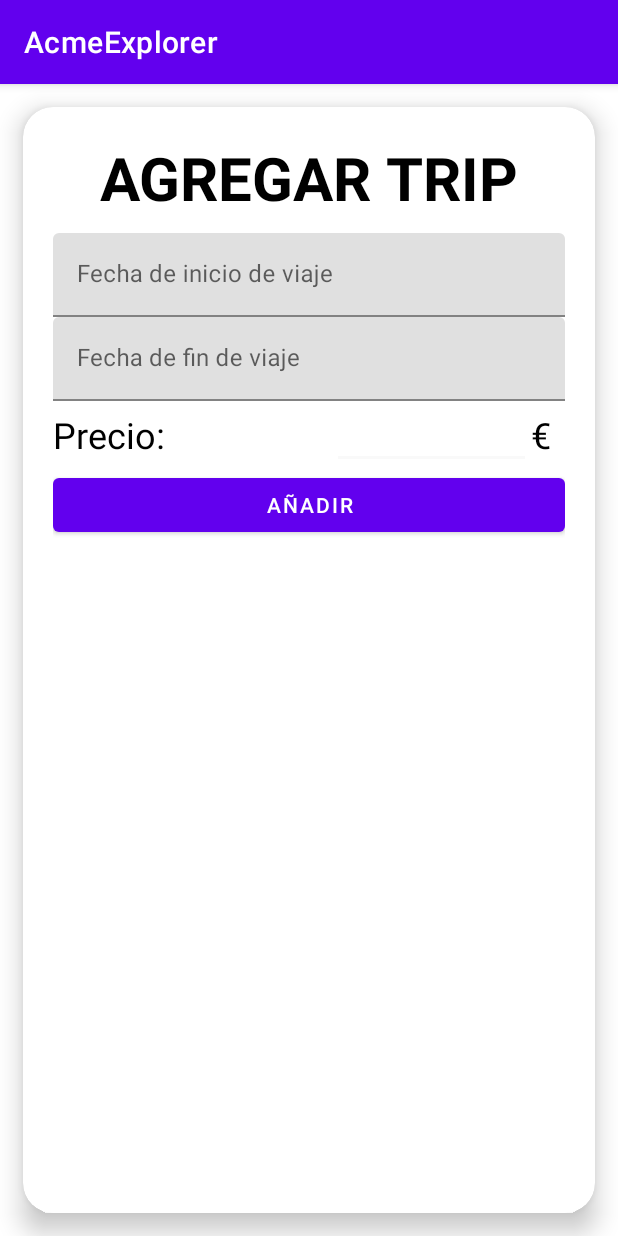
After one commit to goritm/acme-explorer-mobile, an Android app: the AddTripActivity screen opened directly, with no data from a screen before it, on a phone screen of 412 x 824 dp. The commit adds this screen. Run offline under Robolectric (Android 15) with nearby library versions, the phone set to English and light mode, and no system bars.

Commit message:
feat: add trip (wip)

```diff
--- a/app/src/main/AndroidManifest.xml
+++ b/app/src/main/AndroidManifest.xml
@@ -11,6 +11,9 @@
         android:roundIcon="@mipmap/ic_launcher_round"
         android:supportsRtl="true"
         android:theme="@style/Theme.AcmeExplorer">
+        <activity
+            android:name=".trips.AddTripActivity"
+            android:exported="false" />
         <activity
             android:name=".MainActivity"
             android:exported="false" />
--- /dev/null
+++ b/app/src/main/java/com/gori/acmeexplorer/trips/AddTripActivity.java
@@ -0,0 +1,70 @@
+package com.gori.acmeexplorer.trips;
+
+import androidx.appcompat.app.AppCompatActivity;
+
+import android.os.Bundle;
+import android.view.View;
+import android.widget.EditText;
+
+import com.gori.acmeexplorer.R;
+import com.gori.acmeexplorer.utils.DatePickerFragment;
+
+public class AddTripActivity extends AppCompatActivity {
+
+    private EditText etStartDate, etEndDate;
+
+    @Override
+    protected void onCreate(Bundle savedInstanceState) {
+        super.onCreate(savedInstanceState);
+        setContentView(R.layout.activity_add_trip);
+
+        etStartDate = findViewById(R.id.et_StartDate);
+        etEndDate = findViewById(R.id.et_EndDate);
+
+
+        etStartDate.setOnClickListener(view -> {
+            showDatePickerDialog(etStartDate);
+        });
+
+        etEndDate.setOnClickListener(view -> {
+            showDatePickerDialog(etEndDate);
+        });
+
+
+
+        //        FirestoreService firestoreService = FirestoreService.getServiceInstance();
+//        firestoreService.saveTrip(new Trip("Barquisimeto", "Caracas", 100, parseDate("2023-01-01"), parseDate("2023-01-01"), false, "https://dynamic-media-cdn.tripadvisor.com/media/photo-o/15/33/fe/d4/caracas.jpg?w=700&h=500&s=1"), task -> {
+//            if (task.isSuccessful()){
+//                DocumentReference documentReference = task.getResult();
+//
+//                Log.i("epic", "firestore almacenado completado: " + documentReference.getId());
+//
+//                documentReference.get().addOnCompleteListener(task1 -> {
+//                    if(task1.isSuccessful()){
+//                        DocumentSnapshot document = task1.getResult();
+//                        Trip trip = document.toObject(Trip.class);
+//                        Log.i("epic", "firestore almacenado feedback: " + trip.toString());
+//                    }
+//                });
+//            } else {
+//                Log.i("epic", "firestore almacenado fallado");
+//            }
+//        });
+//
+    }
+
+    private void showDatePickerDialog(EditText editText) {
+        DatePickerFragment newFragment = DatePickerFragment.newInstance((datePicker, year, month, day) -> {
+            final String selectedDate = twoDigits(day) + " / " + twoDigits(month + 1) + " / " + year;
+            editText.setText(selectedDate);
+        });
+        newFragment.show(getSupportFragmentManager(), "datePicker");
+    }
+
+    private String twoDigits(int n) {
+        return (n < 10) ? ("0" + n) : String.valueOf(n);
+    }
+
+    public void addTrip(View view) {
+    }
+}
--- a/app/src/main/java/com/gori/acmeexplorer/trips/TripListActivity.java
+++ b/app/src/main/java/com/gori/acmeexplorer/trips/TripListActivity.java
@@ -37,7 +37,7 @@ public class TripListActivity extends AppCompatActivity implements TripsAdapter.
     private ArrayList<Trip> filteredTrips = new ArrayList<>();
 
     private Switch switchColumns;
-    private Button filterButton;
+    private Button filterButton, addTripButton;
     private ProgressBar loadingPB;
 
     private TripsAdapter tripsAdapter;
@@ -53,6 +53,7 @@ public class TripListActivity extends AppCompatActivity implements TripsAdapter.
         rvTripList = findViewById(R.id.rvTripList);
         switchColumns = findViewById(R.id.switchCols);
         filterButton = findViewById(R.id.filterButton);
+        addTripButton = findViewById(R.id.addTripButton);
         loadingPB = findViewById(R.id.loadingPB);
 
         tripsAdapter = new TripsAdapter(trips, this);
@@ -86,6 +87,10 @@ public class TripListActivity extends AppCompatActivity implements TripsAdapter.
         filterButton.setOnClickListener(view -> {
             Intent intent = new Intent(view.getContext(), FilterActivity.class);
             activityResultLauncher.launch(intent);
+        });
+
+        addTripButton.setOnClickListener(view -> {
+            startActivity(new Intent(view.getContext(), AddTripActivity.class));
         });
     }
 
--- /dev/null
+++ b/app/src/main/res/layout/activity_add_trip.xml
@@ -0,0 +1,104 @@
+<?xml version="1.0" encoding="utf-8"?>
+<androidx.cardview.widget.CardView xmlns:android="http://schemas.android.com/apk/res/android"
+    xmlns:app="http://schemas.android.com/apk/res-auto"
+    xmlns:tools="http://schemas.android.com/tools"
+    android:layout_width="match_parent"
+    android:layout_height="match_parent"
+    android:layout_margin="15dp"
+    app:cardBackgroundColor="@color/white"
+    app:cardCornerRadius="20dp"
+    app:cardElevation="10dp"
+    tools:context=".trips.AddTripActivity">
+
+    <LinearLayout
+        android:layout_width="match_parent"
+        android:layout_height="match_parent"
+        android:orientation="vertical"
+        android:layout_margin="20dp">
+
+        <TextView
+            android:layout_width="match_parent"
+            android:layout_height="wrap_content"
+            android:text="AGREGAR TRIP"
+            android:textSize="40sp"
+            android:layout_marginBottom="10sp"
+            android:gravity="center_horizontal"
+            android:textColor="@color/black"
+            android:textStyle="bold"/>
+
+        <com.google.android.material.textfield.TextInputLayout
+            android:id="@+id/til_StartDate"
+            android:layout_width="match_parent"
+            android:layout_height="wrap_content">
+            <EditText
+                android:id="@+id/et_StartDate"
+                android:hint="Fecha de inicio de viaje"
+                android:layout_width="match_parent"
+                android:layout_height="wrap_content"
+                android:inputType="date"
+                android:focusable="false"
+                android:clickable="true"
+                android:singleLine="true" />
+        </com.google.android.material.textfield.TextInputLayout>
+
+        <com.google.android.material.textfield.TextInputLayout
+            android:id="@+id/til_EndDate"
+            android:layout_width="match_parent"
+            android:layout_height="wrap_content">
+            <EditText
+                android:id="@+id/et_EndDate"
+                android:hint="Fecha de fin de viaje"
+                android:layout_width="match_parent"
+                android:layout_height="wrap_content"
+                android:inputType="date"
+                android:focusable="false"
+                android:clickable="true"
+                android:singleLine="true" />
+        </com.google.android.material.textfield.TextInputLayout>
+
+
+        <LinearLayout
+            android:layout_width="match_parent"
+            android:layout_height="wrap_content"
+            android:orientation="horizontal">
+
+            <TextView
+                android:layout_width="wrap_content"
+                android:layout_height="match_parent"
+                android:text="Precio:"
+                android:textColor="@color/black"
+                android:layout_weight="0.60"
+                android:textSize="24sp"
+                android:gravity="center_vertical"/>
+
+            <EditText
+                android:id="@+id/editTextMinPrice"
+                android:layout_width="wrap_content"
+                android:layout_height="wrap_content"
+                android:layout_weight="0.60"
+                android:textColor="@color/black"
+                android:backgroundTint="#f9f9f9"
+                android:inputType="number" />
+
+            <TextView
+                android:layout_width="wrap_content"
+                android:layout_height="match_parent"
+                android:text="€"
+                android:layout_weight="0.05"
+                android:textSize="24sp"
+                android:textColor="@color/black"
+                android:gravity="center_vertical"/>
+
+        </LinearLayout>
+
+        <Button
+            android:id="@+id/btnAddTrip"
+            android:layout_width="match_parent"
+            android:layout_height="wrap_content"
+            android:text="Añadir"
+            android:onClick="addTrip"/>
+
+
+    </LinearLayout>
+
+</androidx.cardview.widget.CardView>
--- a/app/src/main/res/layout/activity_trip_list.xml
+++ b/app/src/main/res/layout/activity_trip_list.xml
@@ -10,27 +10,35 @@
     <LinearLayout
         android:layout_width="match_parent"
         android:layout_height="wrap_content"
+        android:layout_margin="10dp"
         android:orientation="horizontal"
-        android:weightSum="2"
-        android:layout_margin="10dp">
+        android:weightSum="3">
 
         <Button
             android:id="@+id/filterButton"
             android:layout_width="0dp"
             android:layout_height="wrap_content"
-            android:text="Filtrar"
+            android:layout_marginEnd="10dp"
             android:layout_weight="1"
-            android:layout_marginEnd="10dp"/>
+            android:text="Filtrar" />
+
+        <Button
+            android:id="@+id/addTripButton"
+            android:layout_width="0dp"
+            android:layout_height="wrap_content"
+            android:layout_marginEnd="10dp"
+            android:layout_weight="1"
+            android:text="Agregar" />
 
         <Switch
             android:id="@+id/switchCols"
             android:layout_width="0dp"
             android:layout_height="match_parent"
-            android:text="orientación"
             android:layout_weight="1"
-            android:textSize="18sp"
-            android:textStyle="bold"
-            android:gravity="end|center_vertical"/>
+            android:gravity="end|center_vertical"
+            android:text="columns"
+            android:textSize="16sp"
+            android:textStyle="bold" />
 
     </LinearLayout>
 
```
